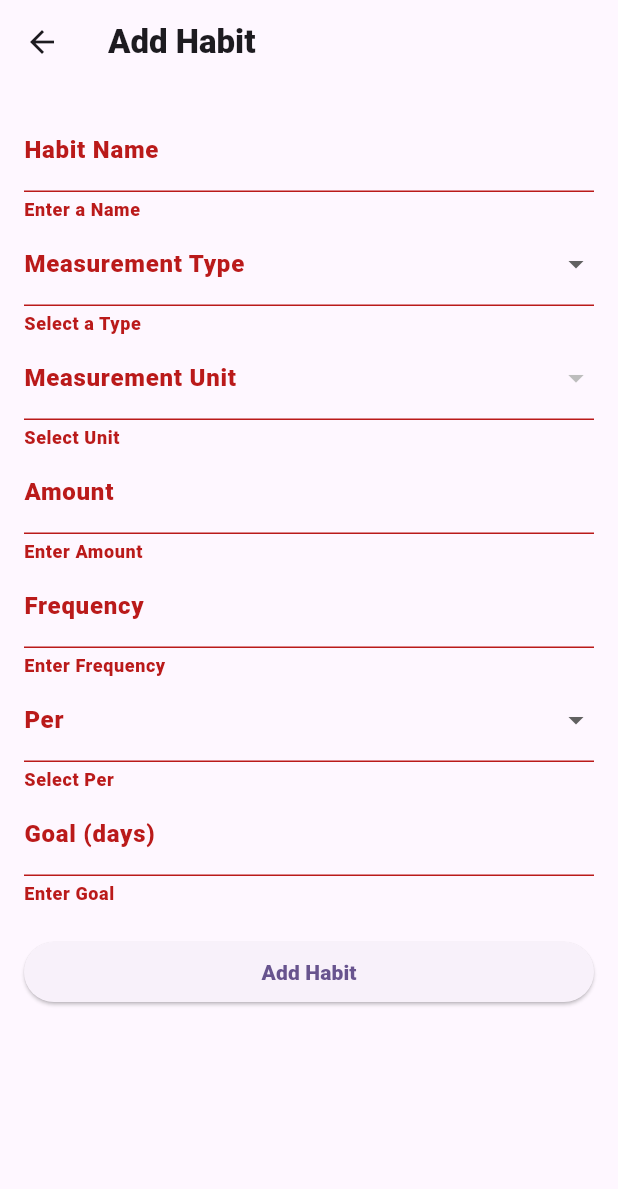
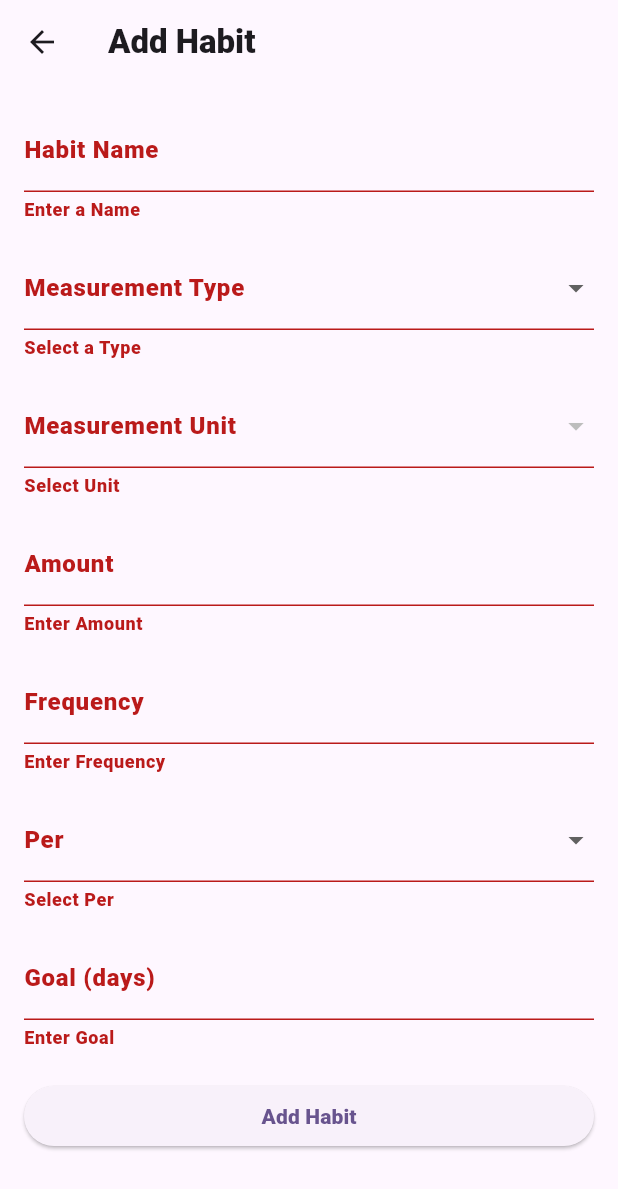
Before and after one commit to jphillips356/digital-ocean-app, a Flutter app: the AddHabitScreen screen opened by its route, after a tap on "Add Habit", on a phone screen of 412 x 824 dp. Shown: the top 1189 px of the screen. Run offline on Flutter 3.47's test engine with Material 3 defaults, Android fonts, the phone set to English and light mode, and no system bars; our stand-ins replace flutter_svg.

```diff
--- a/tracktion_mobile/lib/screens/addHabit.dart
+++ b/tracktion_mobile/lib/screens/addHabit.dart
@@ -2,7 +2,7 @@ import 'package:flutter/material.dart';
 import '../authService.dart';
 
 class AddHabitScreen extends StatefulWidget {
-  const AddHabitScreen({super.key});
+  const AddHabitScreen({Key? key}) : super(key: key);
 
   @override
   State<AddHabitScreen> createState() => _AddHabitScreenState();
@@ -19,7 +19,6 @@ class _AddHabitScreenState extends State<AddHabitScreen> {
   final TextEditingController _frequencyPerController = TextEditingController();
   final TextEditingController _goalController = TextEditingController();
 
-  // Available options for measurement and frequency
   final Map<String, List<String>> measurementOptions = {
     'distance': ['Miles', 'Kilometers'],
     'time': ['Seconds', 'Minutes', 'Hours'],
@@ -32,24 +31,25 @@ class _AddHabitScreenState extends State<AddHabitScreen> {
   String? selectedMeasurementType;
   List<String> availableOptions = [];
 
-  // This function will update the available options based on the selected measurement type
   void _updateMeasurementOptions(String type) {
     setState(() {
+      selectedMeasurementType = type;
       availableOptions = measurementOptions[type] ?? [];
+      _measurementOptionsController.clear();
     });
   }
 
   Future<void> _addHabit() async {
     if (_formKey.currentState!.validate()) {
-      // Fetching the user ID dynamically from the auth service
-      final userId = await _authService.getUserId(); // Assuming this function fetches the user ID
+      try {
+        final userId = await _authService.getUserId();
 
         final habit = {
           'name': _nameController.text,
           'measurementType': selectedMeasurementType,
           'measurementUnit': _measurementOptionsController.text,
-      'amount': _amountController.text,
-      'frequency': _frequencyController.text,
+          'amount': double.parse(_amountController.text),
+          'frequency': int.parse(_frequencyController.text),
           'frequencyPer': _frequencyPerController.text,
           'goal': int.parse(_goalController.text),
         };
@@ -61,11 +61,32 @@ class _AddHabitScreenState extends State<AddHabitScreen> {
             const SnackBar(content: Text('Habit added successfully!')),
           );
         } else {
-        ScaffoldMessenger.of(context).showSnackBar(
-          const SnackBar(content: Text('Failed to add habit')),
-        );
+          _showErrorDialog('Failed to add habit');
+        }
+      } catch (e) {
+        _showErrorDialog('An error occurred: ${e.toString()}');
       }
     }
+  }
+
+  void _showErrorDialog(String message) {
+    showDialog(
+      context: context,
+      builder: (BuildContext context) {
+        return AlertDialog(
+          title: const Text('Error'),
+          content: Text(message),
+          actions: <Widget>[
+            TextButton(
+              child: const Text('OK'),
+              onPressed: () {
+                Navigator.of(context).pop();
+              },
+            ),
+          ],
+        );
+      },
+    );
   }
 
   @override
@@ -83,23 +104,20 @@ class _AddHabitScreenState extends State<AddHabitScreen> {
                 decoration: const InputDecoration(labelText: 'Habit Name'),
                 validator: (value) => value!.isEmpty ? 'Enter a Name' : null,
               ),
+              const SizedBox(height: 16),
               DropdownButtonFormField<String>(
                 value: selectedMeasurementType,
-                onChanged: (value) {
-                  setState(() {
-                    selectedMeasurementType = value;
-                    _updateMeasurementOptions(value!); // Update options when measurement type changes
-                  });
-                },
-                items: ['distance', 'time', 'weight', 'amount']
+                onChanged: (value) => _updateMeasurementOptions(value!),
+                items: measurementOptions.keys
                     .map((type) => DropdownMenuItem<String>(
                           value: type,
-                          child: Text(type), // No need to capitalize
+                          child: Text(type.capitalize()),
                         ))
                     .toList(),
                 decoration: const InputDecoration(labelText: 'Measurement Type'),
                 validator: (value) => value == null ? 'Select a Type' : null,
               ),
+              const SizedBox(height: 16),
               DropdownButtonFormField<String>(
                 value: _measurementOptionsController.text.isEmpty ? null : _measurementOptionsController.text,
                 onChanged: (value) {
@@ -116,26 +134,29 @@ class _AddHabitScreenState extends State<AddHabitScreen> {
                 decoration: const InputDecoration(labelText: 'Measurement Unit'),
                 validator: (value) => value == null || value.isEmpty ? 'Select Unit' : null,
               ),
+              const SizedBox(height: 16),
               TextFormField(
                 controller: _amountController,
                 decoration: const InputDecoration(labelText: 'Amount'),
-                validator: (value) => value!.isEmpty ? 'Enter Amount' : null,
+                keyboardType: TextInputType.number,
+                validator: (value) {
+                  if (value!.isEmpty) return 'Enter Amount';
+                  if (double.tryParse(value) == null) return 'Enter a valid number';
+                  return null;
+                },
               ),
+              const SizedBox(height: 16),
               TextFormField(
                 controller: _frequencyController,
                 decoration: const InputDecoration(labelText: 'Frequency'),
-                keyboardType: TextInputType.number, // Ensure that only numbers are input
+                keyboardType: TextInputType.number,
                 validator: (value) {
-                  if (value!.isEmpty) {
-                    return 'Enter Frequency';
-                  }
-                  // Optionally, you can validate if the value is a valid number
-                  if (int.tryParse(value) == null) {
-                    return 'Enter a valid number';
-                  }
+                  if (value!.isEmpty) return 'Enter Frequency';
+                  if (int.tryParse(value) == null) return 'Enter a valid number';
                   return null;
                 },
               ),
+              const SizedBox(height: 16),
               DropdownButtonFormField<String>(
                 value: _frequencyPerController.text.isEmpty ? null : _frequencyPerController.text,
                 onChanged: (value) {
@@ -146,17 +167,22 @@ class _AddHabitScreenState extends State<AddHabitScreen> {
                 items: frequencyPerOptions
                     .map((value) => DropdownMenuItem<String>(
                           value: value,
-                          child: Text(value),
+                          child: Text(value.capitalize()),
                         ))
                     .toList(),
                 decoration: const InputDecoration(labelText: 'Per'),
                 validator: (value) => value == null || value.isEmpty ? 'Select Per' : null,
               ),
+              const SizedBox(height: 16),
               TextFormField(
                 controller: _goalController,
                 decoration: const InputDecoration(labelText: 'Goal (days)'),
                 keyboardType: TextInputType.number,
-                validator: (value) => value!.isEmpty ? 'Enter Goal' : null,
+                validator: (value) {
+                  if (value!.isEmpty) return 'Enter Goal';
+                  if (int.tryParse(value) == null) return 'Enter a valid number';
+                  return null;
+                },
               ),
               const SizedBox(height: 20),
               ElevatedButton(
@@ -170,3 +196,9 @@ class _AddHabitScreenState extends State<AddHabitScreen> {
     );
   }
 }
+
+extension StringExtension on String {
+  String capitalize() {
+    return "${this[0].toUpperCase()}${this.substring(1)}";
+  }
+}
--- a/tracktion_mobile/lib/habit.dart
+++ b/tracktion_mobile/lib/types/habit.dart
@@ -1,3 +1,4 @@
+// Habit(s) info
 class Habit {
   final String id;
   final String name;
```
Also changed, not shown: tracktion_mobile/lib/authService.dart (+7 -4 lines), tracktion_mobile/lib/screens/habits.dart (added, +70 -0 lines), tracktion_mobile/lib/screens/login.dart (+26 -12 lines), 1 other file. Lines whose indentation alone changed are shown as unchanged.
